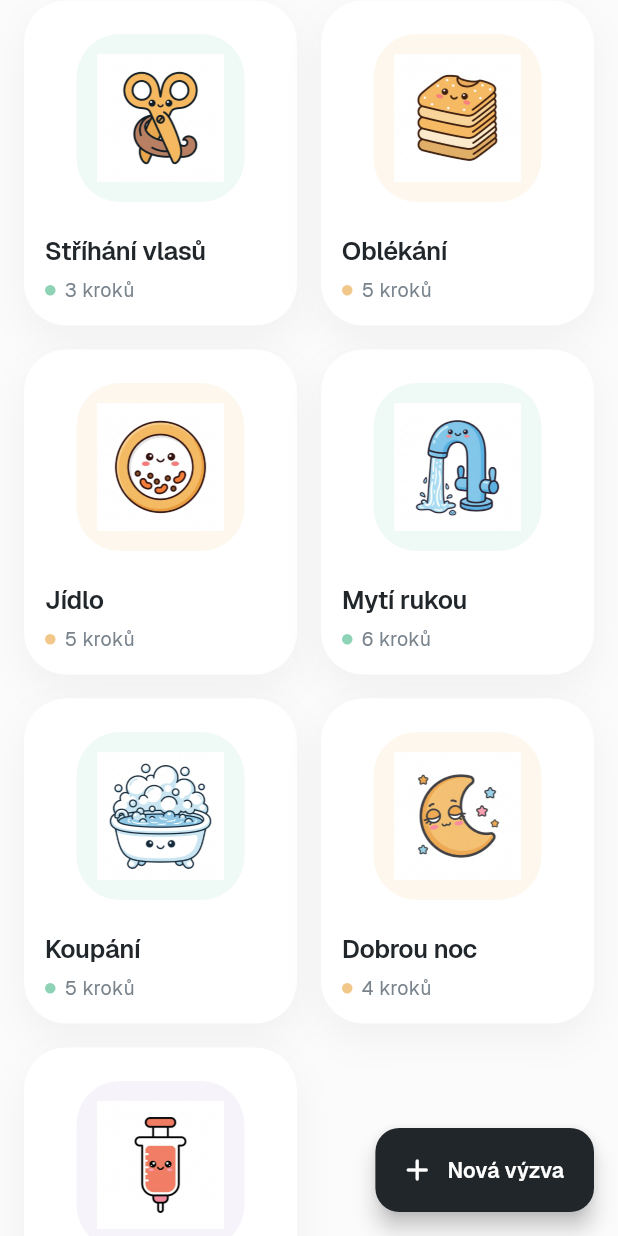
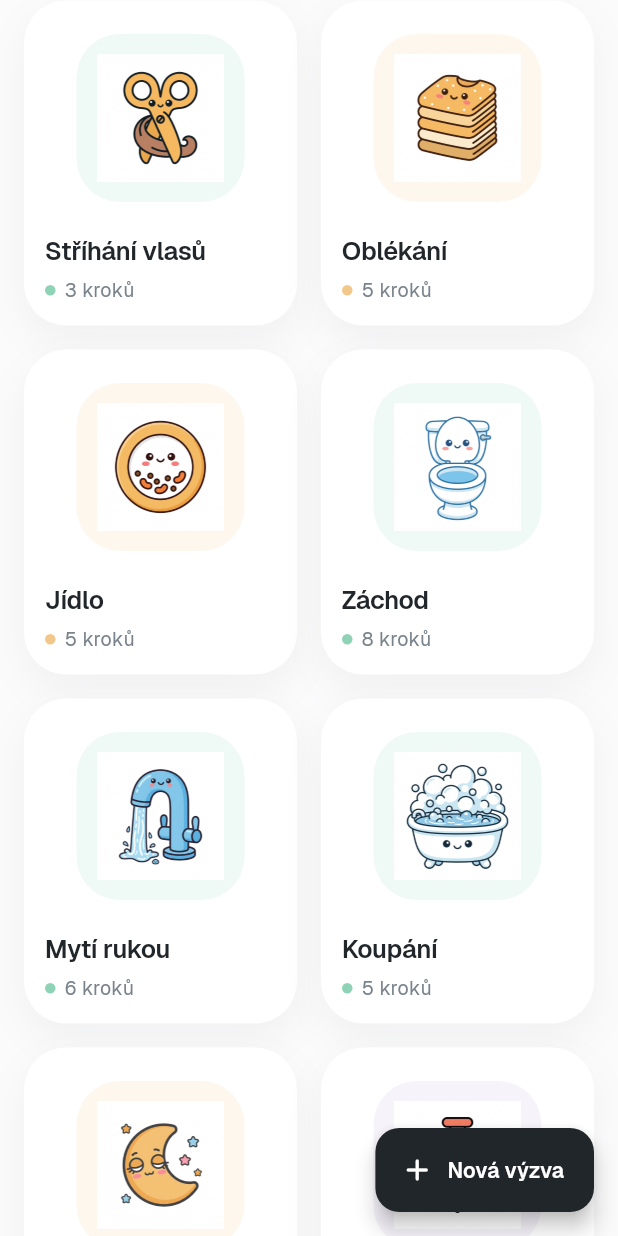
Before and after one commit to Panbaron1/spectroom, a Flutter app: the HomeScreen screen opened directly, scrolled down 576 dp, on a phone screen of 412 x 824 dp. Run offline on Flutter 3.47's test engine with Material 3 defaults, Android fonts, the phone set to English and light mode, and no system bars; our stand-ins replace audioplayers, flutter_svg, image_picker, shared_preferences; missing offline and left inert: record; accounts and stored records are empty.

Commit message:
feat: potty seed + toilet/toilet_paper icons
8-step routine: bathroom → pants down → sit → 2min timer → wipe →
pants up → flush → wash hands. Kawaii toilet + toilet_paper icons
generated via Gemini.

Co-Authored-By: Claude Sonnet 4.6 <noreply@anthropic.com>

```diff
--- a/lib/data/seeds.dart
+++ b/lib/data/seeds.dart
@@ -99,6 +99,23 @@ final List<Challenge> seedChallenges = [
     ],
   ),
   Challenge(
+    id: 'seed.potty',
+    titleCs: 'Záchod',
+    titleEn: 'Potty',
+    category: ChallengeCategory.hygiene,
+    cover: const PictogramRef.asset('toilet'),
+    steps: [
+      const ChallengeStep(id: 'potty.1', kind: StepKind.info, pictogram: PictogramRef.asset('door'), labelCs: 'Jdeme na záchod', labelEn: 'Go to the toilet'),
+      const ChallengeStep(id: 'potty.2', kind: StepKind.info, pictogram: PictogramRef.asset('pants'), labelCs: 'Sundáme kalhoty', labelEn: 'Pants down'),
+      const ChallengeStep(id: 'potty.3', kind: StepKind.info, pictogram: PictogramRef.asset('toilet'), labelCs: 'Sedneme si', labelEn: 'Sit down'),
+      const ChallengeStep(id: 'potty.4', kind: StepKind.timer, pictogram: PictogramRef.asset('toilet'), labelCs: 'Čekáme', labelEn: 'Wait', durationSec: 120),
+      const ChallengeStep(id: 'potty.5', kind: StepKind.info, pictogram: PictogramRef.asset('toilet_paper'), labelCs: 'Otřeme se', labelEn: 'Wipe'),
+      const ChallengeStep(id: 'potty.6', kind: StepKind.info, pictogram: PictogramRef.asset('pants'), labelCs: 'Oblečeme kalhoty', labelEn: 'Pants up'),
+      const ChallengeStep(id: 'potty.7', kind: StepKind.info, pictogram: PictogramRef.asset('toilet'), labelCs: 'Spláchnutí', labelEn: 'Flush'),
+      const ChallengeStep(id: 'potty.8', kind: StepKind.info, pictogram: PictogramRef.asset('faucet'), labelCs: 'Umyjeme ruce', labelEn: 'Wash hands'),
+    ],
+  ),
+  Challenge(
     id: 'seed.handwash',
     titleCs: 'Mytí rukou',
     titleEn: 'Wash hands',
```
Also changed, not shown: assets/icons/toilet.png (added), assets/icons/toilet_paper.png (added), 1 other file.
